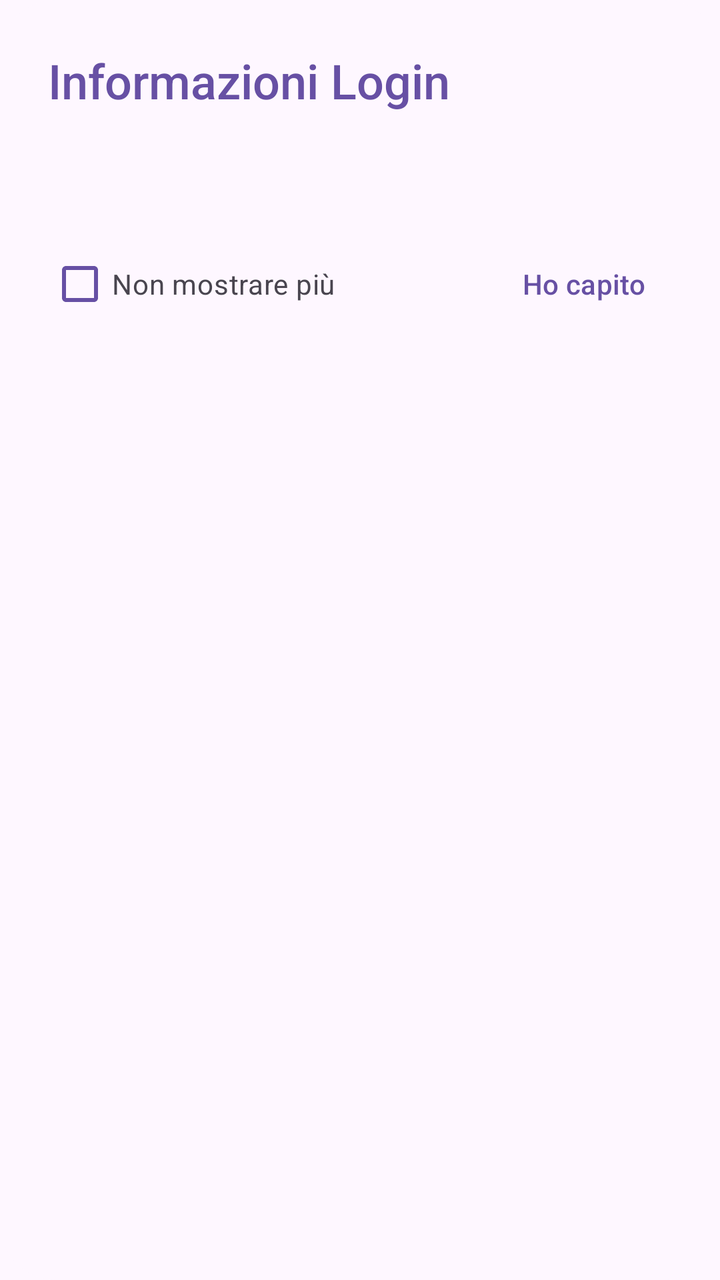
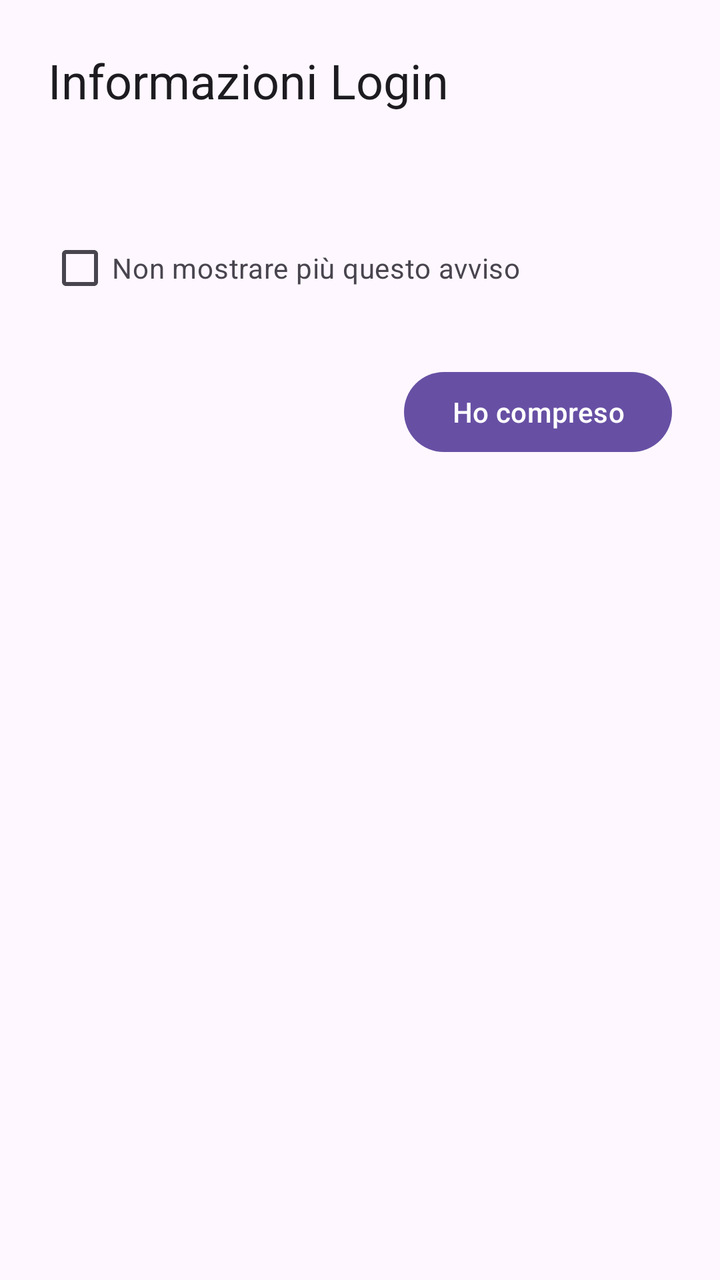

Two renders of the same Android screen: before a commit and after it. Below are the layout's source before the change and the commit's diff.
<!-- AndroidManifest.xml: application theme Theme.RicevappDocumentoCommerciale -->
<!-- res/layout/dialog_login_info.xml -->
<?xml version="1.0" encoding="utf-8"?>
<com.google.android.material.card.MaterialCardView 
    xmlns:android="http://schemas.android.com/apk/res/android"
    xmlns:app="http://schemas.android.com/apk/res-auto"
    android:layout_width="match_parent"
    android:layout_height="wrap_content"
    android:layout_margin="16dp"
    app:cardCornerRadius="28dp"
    app:cardBackgroundColor="?attr/colorSurface"
    app:strokeWidth="0dp"
    app:cardElevation="0dp">

    <LinearLayout
        android:layout_width="match_parent"
        android:layout_height="wrap_content"
        android:orientation="vertical"
        android:padding="24dp">

        <TextView
            android:id="@+id/dialog_title"
            android:layout_width="match_parent"
            android:layout_height="wrap_content"
            android:text="Informazioni Login"
            android:textSize="24sp"
            android:layout_marginBottom="16dp"
            android:textColor="?attr/colorPrimary"
            android:fontFamily="sans-serif-medium"/>

        <ScrollView
            android:layout_width="match_parent"
            android:layout_height="0dp"
            android:layout_weight="1">

            <TextView
                android:id="@+id/login_info_message"
                android:layout_width="match_parent"
                android:layout_height="wrap_content"
                android:textSize="16sp"
                android:lineSpacingExtra="4dp"
                android:textColor="?attr/colorOnSurfaceVariant" />

        </ScrollView>

        <LinearLayout
            android:layout_width="match_parent"
            android:layout_height="wrap_content"
            android:orientation="horizontal"
            android:gravity="center_vertical"
            android:layout_marginTop="24dp">

            <com.google.android.material.checkbox.MaterialCheckBox
                android:id="@+id/dont_show_again_checkbox"
                android:layout_width="0dp"
                android:layout_height="wrap_content"
                android:layout_weight="1"
                android:text="Non mostrare più"
                android:textColor="?attr/colorOnSurfaceVariant"
                app:buttonTint="?attr/colorPrimary"/>

            <Button
                android:id="@+id/dialog_button_ok"
                style="@style/Widget.Material3.Button.TextButton"
                android:layout_width="wrap_content"
                android:layout_height="wrap_content"
                android:text="Ho capito"
                android:textColor="?attr/colorPrimary"/>

        </LinearLayout>

    </LinearLayout>

</com.google.android.material.card.MaterialCardView>
<!-- resources referenced by this layout -->
<resources>
  <style name="Theme.RicevappDocumentoCommerciale" parent="Base.Theme.RicevappDocumentoCommerciale" />
  <style name="Base.Theme.RicevappDocumentoCommerciale" parent="Theme.Material3.DayNight.NoActionBar">
          
          
      </style>
</resources>

<!-- the commit's change to res/layout/dialog_login_info.xml (unified diff, before → after) -->
@@ -1,19 +1,16 @@
 <?xml version="1.0" encoding="utf-8"?>
-<com.google.android.material.card.MaterialCardView 
-    xmlns:android="http://schemas.android.com/apk/res/android"
+<com.google.android.material.card.MaterialCardView xmlns:android="http://schemas.android.com/apk/res/android"
     xmlns:app="http://schemas.android.com/apk/res-auto"
     android:layout_width="match_parent"
     android:layout_height="wrap_content"
-    android:layout_margin="16dp"
     app:cardCornerRadius="28dp"
-    app:cardBackgroundColor="?attr/colorSurface"
+    app:cardElevation="0dp"
     app:strokeWidth="0dp"
-    app:cardElevation="0dp">
+    app:cardBackgroundColor="?attr/colorSurface">
 
-    <LinearLayout
+    <androidx.constraintlayout.widget.ConstraintLayout
         android:layout_width="match_parent"
         android:layout_height="wrap_content"
-        android:orientation="vertical"
         android:padding="24dp">
 
         <TextView
@@ -21,52 +18,45 @@
             android:layout_width="match_parent"
             android:layout_height="wrap_content"
             android:text="Informazioni Login"
-            android:textSize="24sp"
-            android:layout_marginBottom="16dp"
-            android:textColor="?attr/colorPrimary"
-            android:fontFamily="sans-serif-medium"/>
+            android:textAppearance="?attr/textAppearanceHeadlineSmall"
+            android:textColor="?attr/colorOnSurface"
+            app:layout_constraintTop_toTopOf="parent" />
 
         <ScrollView
+            android:id="@+id/scroll_view"
             android:layout_width="match_parent"
-            android:layout_height="0dp"
-            android:layout_weight="1">
+            android:layout_height="wrap_content"
+            android:layout_marginTop="16dp"
+            app:layout_constrainedHeight="true"
+            app:layout_constraintHeight_max="300dp"
+            app:layout_constraintTop_toBottomOf="@id/dialog_title">
 
             <TextView
                 android:id="@+id/login_info_message"
                 android:layout_width="match_parent"
                 android:layout_height="wrap_content"
-                android:textSize="16sp"
-                android:lineSpacingExtra="4dp"
+                android:textAppearance="?attr/textAppearanceBodyLarge"
                 android:textColor="?attr/colorOnSurfaceVariant" />
-
         </ScrollView>
 
-        <LinearLayout
+        <com.google.android.material.checkbox.MaterialCheckBox
+            android:id="@+id/dont_show_again_checkbox"
             android:layout_width="match_parent"
             android:layout_height="wrap_content"
-            android:orientation="horizontal"
-            android:gravity="center_vertical"
-            android:layout_marginTop="24dp">
+            android:layout_marginTop="16dp"
+            android:text="Non mostrare più questo avviso"
+            android:textColor="?attr/colorOnSurfaceVariant"
+            app:layout_constraintTop_toBottomOf="@id/scroll_view" />
 
-            <com.google.android.material.checkbox.MaterialCheckBox
-                android:id="@+id/dont_show_again_checkbox"
-                android:layout_width="0dp"
-                android:layout_height="wrap_content"
-                android:layout_weight="1"
-                android:text="Non mostrare più"
-                android:textColor="?attr/colorOnSurfaceVariant"
-                app:buttonTint="?attr/colorPrimary"/>
+        <Button
+            android:id="@+id/dialog_button_ok"
+            style="@style/Widget.Material3.Button"
+            android:layout_width="wrap_content"
+            android:layout_height="wrap_content"
+            android:layout_marginTop="24dp"
+            android:text="Ho compreso"
+            app:layout_constraintEnd_toEndOf="parent"
+            app:layout_constraintTop_toBottomOf="@id/dont_show_again_checkbox" />
 
-            <Button
-                android:id="@+id/dialog_button_ok"
-                style="@style/Widget.Material3.Button.TextButton"
-                android:layout_width="wrap_content"
-                android:layout_height="wrap_content"
-                android:text="Ho capito"
-                android:textColor="?attr/colorPrimary"/>
-
-        </LinearLayout>
-
-    </LinearLayout>
-
+    </androidx.constraintlayout.widget.ConstraintLayout>
 </com.google.android.material.card.MaterialCardView>
